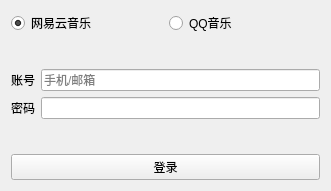
iwxyi/NeveMusic, file logindialog.ui: the form before one commit.
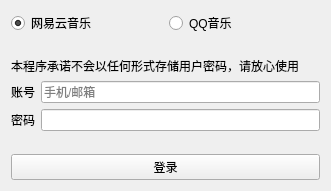
The form after the commit.

Commit message: 添加用户隐私说明

```diff
--- a/logindialog.ui
+++ b/logindialog.ui
@@ -70,6 +70,13 @@
          </property>
         </spacer>
        </item>
+       <item>
+        <widget class="QLabel" name="label_4">
+         <property name="text">
+          <string>本程序承诺不会以任何形式存储用户密码，请放心使用</string>
+         </property>
+        </widget>
+       </item>
        <item>
         <layout class="QHBoxLayout" name="horizontalLayout">
          <item>
```
The commit also changes 4 other files.
